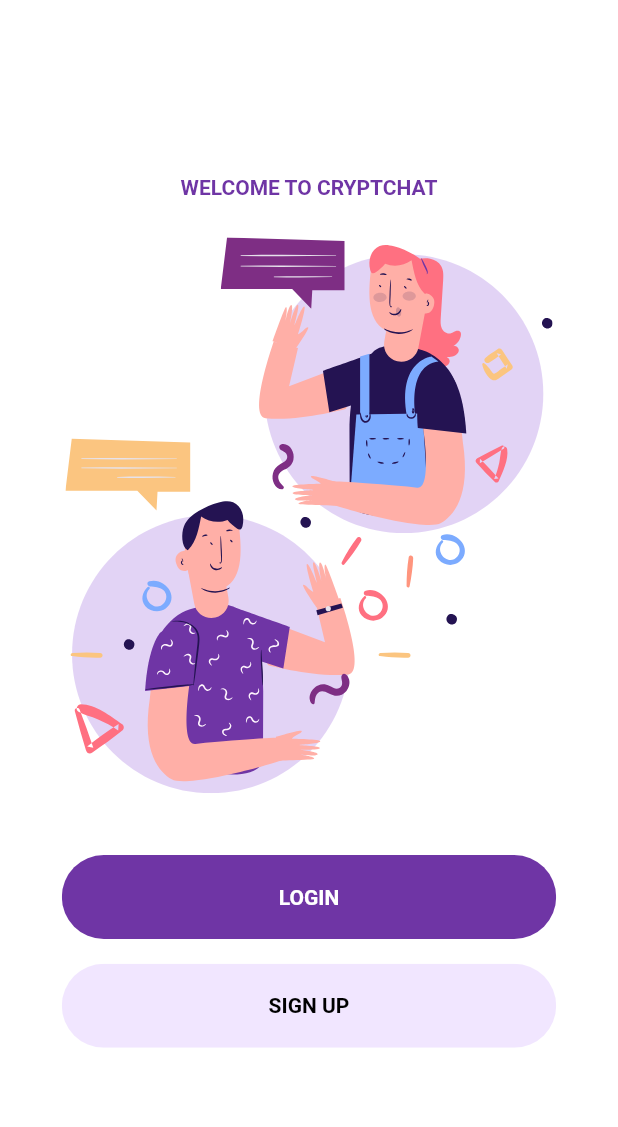
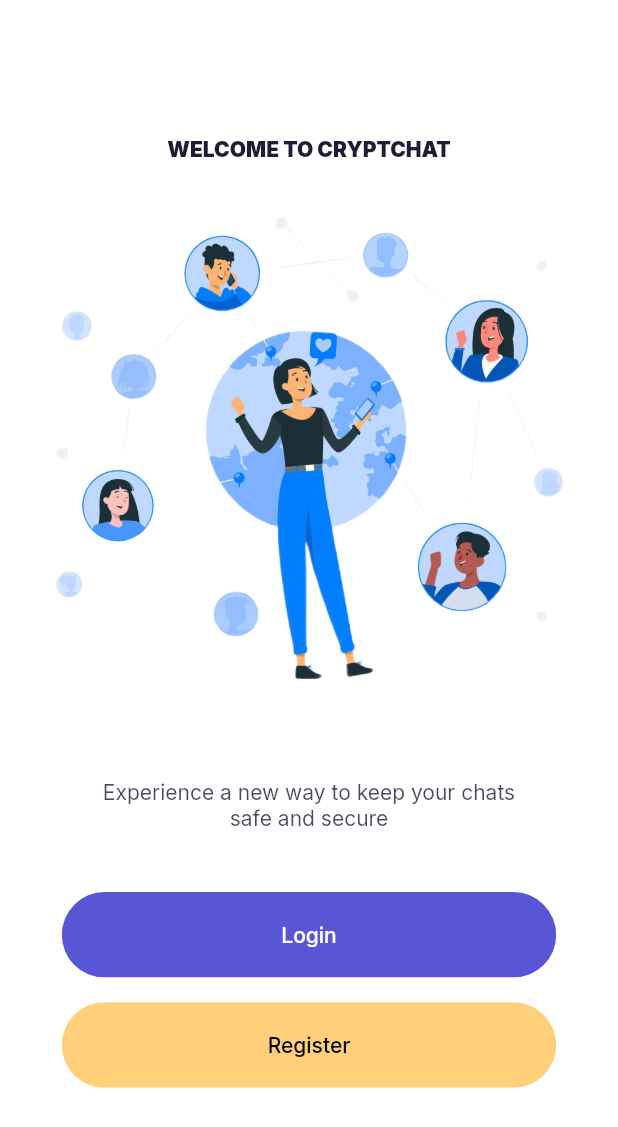
Before and after one commit to KKVANONYMOUS/Crypt-Chat, a Flutter app: the screen it shows after launch, on a phone screen of 412 x 824 dp. Shown: the top 1127 px of the screen. Run offline on Flutter 3.47's test engine with Material 2 defaults, Android fonts, the phone set to English and light mode, and no system bars; our stand-ins replace cloud_firestore, firebase_auth, firebase_core, flutter_svg, google_fonts, shared_preferences; missing offline and left inert: encrypt; accounts and stored records are empty.

Commit message:
Implement Dark Mode and fix welcome Screen UI

```diff
--- a/lib/constants/app_constants.dart
+++ b/lib/constants/app_constants.dart
@@ -1,3 +1,9 @@
+import 'package:flutter/material.dart';
 class Constants{
   static String currentUser;
+  static final kPrimaryColor = Color.fromRGBO(88, 86, 214, 1);
+  static final kPrimaryColorLighter = Color.fromRGBO(156, 143, 255, 0.3);
+  static final kSecondaryColor = Color.fromRGBO(255, 195, 87, 0.8); //Color(0xFFFE9901)
+  static final kContentColorLightTheme = Color(0xFF1D1D35);
+  static final kContentColorDarkTheme = Color(0xFFF5FCF9);
 }
--- a/lib/main.dart
+++ b/lib/main.dart
@@ -1,3 +1,4 @@
+import 'package:crypt_chat/theme.dart';
 import 'package:crypt_chat/utils/helpers/shared_pref_helper.dart';
 import 'package:crypt_chat/views/chat_rooms_view.dart';
 import 'package:firebase_core/firebase_core.dart';
@@ -38,10 +39,8 @@ class _MyAppState extends State<MyApp> {
     return MaterialApp(
       debugShowCheckedModeBanner: false,
       title: 'CryptChat',
-      theme: ThemeData(
-        primaryColor: Color(0xFF6F35A5),
-        scaffoldBackgroundColor: Colors.white,
-      ),
+      theme: lightThemeData(context),
+      darkTheme: darkThemeData(context),
       home:isLoggedIn != null ? isLoggedIn ? ChatRooms():WelcomeScreen() : WelcomeScreen(),
     );
   }
--- /dev/null
+++ b/lib/theme.dart
@@ -0,0 +1,50 @@
+import 'package:crypt_chat/constants/app_constants.dart';
+import 'package:flutter/material.dart';
+import 'package:google_fonts/google_fonts.dart';
+
+ThemeData lightThemeData(BuildContext context) {
+  return ThemeData.light().copyWith(
+    primaryColor: Constants.kPrimaryColor,
+    scaffoldBackgroundColor: Colors.white,
+    //appBarTheme: Constants.appBarTheme,
+    iconTheme: IconThemeData(color: Constants.kContentColorLightTheme),
+    textTheme: GoogleFonts.interTextTheme(Theme.of(context).textTheme)
+        .apply(bodyColor: Constants.kContentColorLightTheme),
+    colorScheme: ColorScheme.light(
+      primary: Constants.kPrimaryColor,
+      secondary: Constants.kSecondaryColor,
+      //error: Constants.kErrorColor,
+    ),
+    bottomNavigationBarTheme: BottomNavigationBarThemeData(
+      backgroundColor: Colors.white,
+      selectedItemColor: Constants.kContentColorLightTheme.withOpacity(0.7),
+      unselectedItemColor: Constants.kContentColorLightTheme.withOpacity(0.32),
+      selectedIconTheme: IconThemeData(color: Constants.kPrimaryColor),
+      showUnselectedLabels: true,
+    ),
+  );
+}
+
+ThemeData darkThemeData(BuildContext context) {
+  return ThemeData.dark().copyWith(
+    primaryColor: Constants.kPrimaryColor,
+    scaffoldBackgroundColor: Constants.kContentColorLightTheme,
+      hintColor: Colors.black54,
+    //appBarTheme: Constants.appBarTheme,
+    iconTheme: IconThemeData(color: Constants.kContentColorDarkTheme),
+    textTheme: GoogleFonts.interTextTheme(Theme.of(context).textTheme)
+        .apply(bodyColor: Constants.kContentColorDarkTheme),
+    colorScheme: ColorScheme.dark().copyWith(
+      primary: Constants.kPrimaryColor,
+      secondary: Constants.kSecondaryColor,
+      //error: kErrorColor,
+    ),
+    // bottomNavigationBarTheme: BottomNavigationBarThemeData(
+    //   backgroundColor: kContentColorLightTheme,
+    //   selectedItemColor: Colors.white70,
+    //   unselectedItemColor: kContentColorDarkTheme.withOpacity(0.32),
+    //   selectedIconTheme: IconThemeData(color: kPrimaryColor),
+    //   showUnselectedLabels: true,
+    // ),
+  );
+}
--- a/lib/views/auth/sign_up_view.dart
+++ b/lib/views/auth/sign_up_view.dart
@@ -110,7 +110,7 @@ class _SignUpScreenState extends State<SignUpScreen> {
                           ),
                           GestureDetector(
                             onTap: (){
-                              Navigator.push(context,MaterialPageRoute(builder: (context){return LoginScreen();}));
+                              Navigator.pushReplacement(context,MaterialPageRoute(builder: (context){return LoginScreen();}));
                             },
                             child: Text(
                                 'Login',
--- a/lib/views/chat_rooms_view.dart
+++ b/lib/views/chat_rooms_view.dart
@@ -25,10 +25,10 @@ class _ChatRoomsState extends State<ChatRooms> {
     return StreamBuilder(
         stream: ChatRoomsStream,
         builder: (context,snapshot){
-          return snapshot.hasData ? ListView.builder(
+          return snapshot.hasData ? ListView.separated(
               shrinkWrap: true,
               itemCount: snapshot.data.docs.length,
-              physics: NeverScrollableScrollPhysics(),
+              separatorBuilder: (context,index)=>Divider(height: 0.5),
               itemBuilder: (context,index){
                 return ChatRoomsItem(
                     snapshot.data.docs[index].data()["chatRoomID"],
@@ -40,7 +40,7 @@ class _ChatRoomsState extends State<ChatRooms> {
   }
 
   Widget ChatRoomsItem(String ChatRoomID){
-    return GestureDetector(
+    return InkWell(
       onTap: (){
         Navigator.push(context, MaterialPageRoute(builder: (context)=>ChatScreen(ChatRoomID)));
       },
--- a/lib/views/welcome_view.dart
+++ b/lib/views/welcome_view.dart
@@ -1,5 +1,6 @@
 import 'file:///F:/Flutter_Project/crypt_chat/lib/views/auth/login_view.dart';
 import 'file:///F:/Flutter_Project/crypt_chat/lib/views/auth/sign_up_view.dart';
+import 'package:crypt_chat/constants/app_constants.dart';
 import 'package:crypt_chat/widgets/rounded_button.dart';
 import 'package:flutter/material.dart';
 import 'package:flutter_svg/svg.dart';
@@ -9,7 +10,8 @@ class WelcomeScreen extends StatelessWidget {
   Widget build(BuildContext context) {
     Size screenSize=MediaQuery.of(context).size;
     return Scaffold(
-      body:Container(
+      body:SafeArea(
+        child: Container(
           width: double.infinity,
           height: screenSize.height,
           child: Stack(
@@ -22,20 +24,34 @@ class WelcomeScreen extends StatelessWidget {
                     Text(
                         'WELCOME TO CRYPTCHAT',
                         style:TextStyle(
-                          fontWeight: FontWeight.bold,
-                          color: Theme.of(context).primaryColor
+                          fontWeight: FontWeight.w900,
+                          color: Theme.of(context)
+                              .textTheme
+                              .headline5
+                              .color,
                         )
                     ),
-                  SizedBox(height: screenSize.height * 0.03),
-                  SvgPicture.asset(
-                    "assets/images/chat.svg",
-                    height: screenSize.height * 0.45,
+                    Image.asset(
+                      "assets/images/welcome_screen.png",
+                      height: screenSize.height * 0.5,
+                    ),
+
+                    Text(
+                      "Experience a new way to keep your chats \nsafe and secure",
+                      textAlign: TextAlign.center,
+                      style: TextStyle(
+                        color: Theme.of(context)
+                            .textTheme
+                            .bodyText1
+                            .color
+                            .withOpacity(0.8),
+                      ),
                     ),
                     SizedBox(height: screenSize.height * 0.04),
-                  RoundedButton(screenSize: screenSize,text:'LOGIN', color: Theme.of(context).primaryColor,textColor:Colors.white,press: () {
+                    RoundedButton(screenSize: screenSize,text:'Login', color: Theme.of(context).primaryColor,textColor:Colors.white,press: () {
                      Navigator.pushReplacement(context,MaterialPageRoute(builder: (context){return LoginScreen();}));
                     }),
-                  RoundedButton(screenSize: screenSize,text:'SIGN UP', color: Color(0xFFF1E6FF),textColor:Colors.black,press: () {
+                    RoundedButton(screenSize: screenSize,text:'Register', color: Constants.kSecondaryColor,textColor:Colors.black,press: () {
                       Navigator.pushReplacement(context,MaterialPageRoute(builder: (context){return SignUpScreen();}));
                     }),
                   ],
@@ -43,6 +59,7 @@ class WelcomeScreen extends StatelessWidget {
               ),
             ],
           ),
+        ),
       )
     );
   }
--- a/lib/widgets/rounded_button.dart
+++ b/lib/widgets/rounded_button.dart
@@ -31,7 +31,7 @@ class RoundedButton extends StatelessWidget {
             text,
             style: TextStyle(
                 color: textColor,
-                fontWeight: FontWeight.bold
+                //fontWeight: FontWeight.bold
             ),
           ),
         ),
--- a/lib/widgets/rounded_input_field.dart
+++ b/lib/widgets/rounded_input_field.dart
@@ -28,6 +28,9 @@ class RoundedInputField extends StatelessWidget {
         borderRadius: BorderRadius.circular(30.0),
       ),
       child: TextFormField(
+        style: TextStyle(
+          color:Colors.black87
+        ),
         validator: validator,
         controller: controller,
         cursorColor: Theme.of(context).primaryColor,
@@ -37,6 +40,7 @@ class RoundedInputField extends StatelessWidget {
             color:Theme.of(context).primaryColor,
           ),
           hintText: hintText,
+          hintStyle: TextStyle(fontSize: 15.0),
           border:InputBorder.none,
         ),
       ),
--- a/lib/widgets/rounded_password_field.dart
+++ b/lib/widgets/rounded_password_field.dart
@@ -38,6 +38,7 @@ class RoundedPasswordField extends StatelessWidget {
             color:Theme.of(context).primaryColor,
           ),
           hintText: hintText,
+          hintStyle: TextStyle(fontSize: 15.0),
           border:InputBorder.none,
         ),
       ),
--- a/pubspec.yaml
+++ b/pubspec.yaml
@@ -30,6 +30,7 @@ dependencies:
   firebase_core: ^0.7.0
   shared_preferences: ^0.5.12+4
   encrypt: ^4.1.0
+  google_fonts: ^1.1.2
 
 
   # The following adds the Cupertino Icons font to your application.
```
Also changed, not shown: lib/views/auth/login_view.dart (+14 -14 lines), assets/images/login.png (added), assets/images/loginScreen.png (added), assets/images/signup.png (added), assets/images/welcome_screen.png (added), pubspec.lock. Lines whose indentation alone changed are shown as unchanged.
